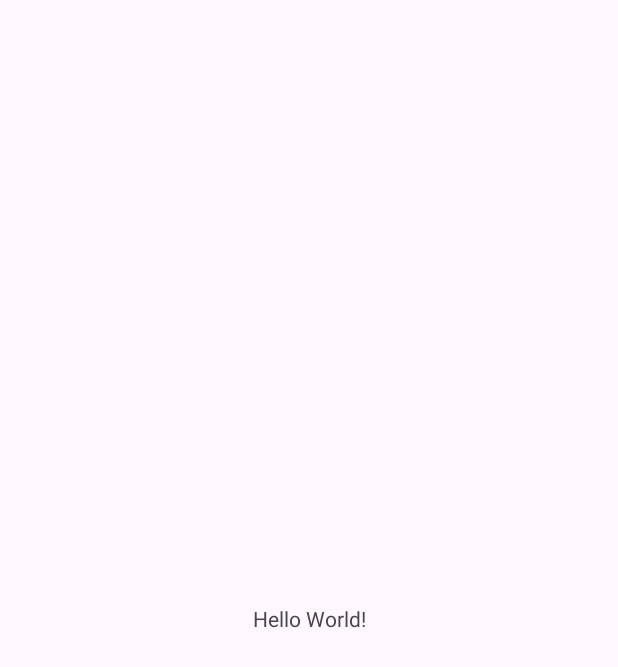
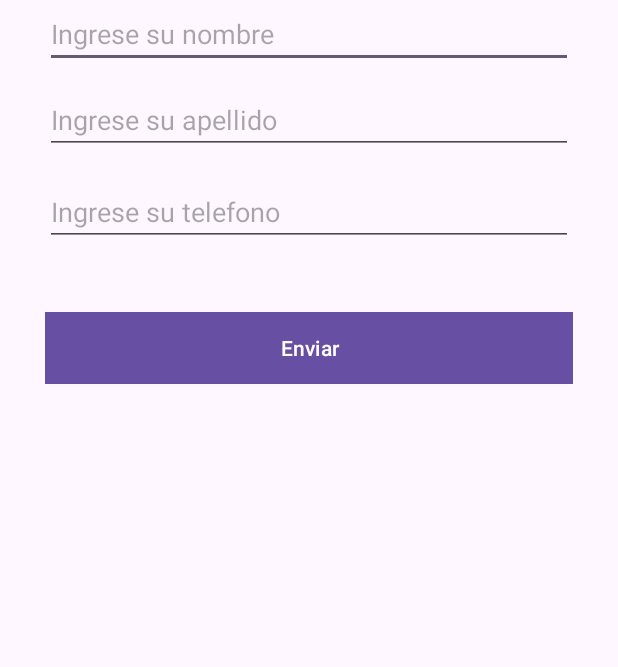
Before and after one commit to esdrasclth/firstAppAndroid, an Android app: the screen it shows after launch (MainActivity), on a phone screen of 412 x 824 dp. Before the commit the part shown is almost empty. Shown: the top 667 px of the screen. Run offline under Robolectric (Android 15) with nearby library versions, the phone set to English and light mode, and no system bars.

Commit message:
creation of texts and main home buttons

```diff
--- a/app/src/main/res/layout/activity_main.xml
+++ b/app/src/main/res/layout/activity_main.xml
@@ -6,13 +6,62 @@
     android:layout_height="match_parent"
     tools:context=".MainActivity">
 
-    <TextView
-        android:layout_width="wrap_content"
-        android:layout_height="wrap_content"
-        android:text="Hello World!"
-        app:layout_constraintBottom_toBottomOf="parent"
+    <EditText
+        android:id="@+id/txtNombre"
+        android:layout_width="0dp"
+        android:layout_height="45dp"
+        android:layout_marginStart="30dp"
+        android:layout_marginEnd="30dp"
+        android:ems="10"
+        android:hint="Ingrese su nombre"
+        android:inputType="text"
         app:layout_constraintEnd_toEndOf="parent"
+        app:layout_constraintHorizontal_bias="0.0"
         app:layout_constraintStart_toStartOf="parent"
-        app:layout_constraintTop_toTopOf="parent" />
+        tools:layout_editor_absoluteY="55dp" />
+
+    <EditText
+        android:id="@+id/txtApellido"
+        android:layout_width="0dp"
+        android:layout_height="45dp"
+        android:layout_marginStart="30dp"
+        android:layout_marginTop="12dp"
+        android:layout_marginEnd="30dp"
+        android:ems="10"
+        android:hint="Ingrese su apellido"
+        android:inputType="text"
+        app:layout_constraintEnd_toEndOf="parent"
+        app:layout_constraintHorizontal_bias="0.0"
+        app:layout_constraintStart_toStartOf="parent"
+        app:layout_constraintTop_toBottomOf="@+id/txtNombre" />
+
+    <EditText
+        android:id="@+id/txtTelefono"
+        android:layout_width="0dp"
+        android:layout_height="45dp"
+        android:layout_marginStart="30dp"
+        android:layout_marginTop="16dp"
+        android:layout_marginEnd="30dp"
+        android:ems="10"
+        android:hint="Ingrese su telefono"
+        android:inputType="phone"
+        app:layout_constraintEnd_toEndOf="parent"
+        app:layout_constraintHorizontal_bias="0.0"
+        app:layout_constraintStart_toStartOf="parent"
+        app:layout_constraintTop_toBottomOf="@+id/txtApellido" />
+
+    <Button
+        android:id="@+id/btnEnviar"
+        android:layout_width="0dp"
+        android:layout_height="48dp"
+        android:layout_marginStart="30dp"
+        android:layout_marginTop="44dp"
+        android:layout_marginEnd="30dp"
+        android:background="#FF5733"
+        android:text="Enviar"
+        app:layout_constraintEnd_toEndOf="parent"
+        app:layout_constraintHorizontal_bias="0.0"
+        app:layout_constraintStart_toStartOf="parent"
+        app:layout_constraintTop_toBottomOf="@+id/txtTelefono" />
 
 </androidx.constraintlayout.widget.ConstraintLayout>
```
